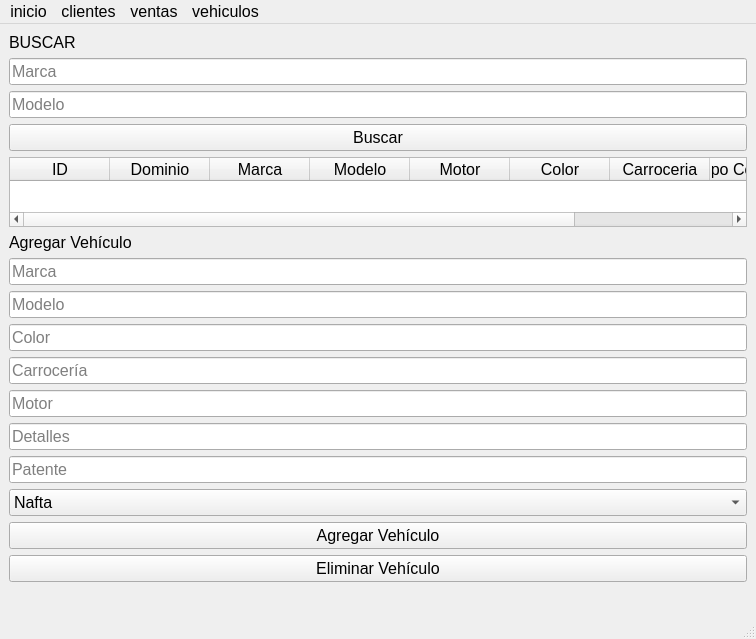
Before: the Qt Designer form src/gui/vehiculos.ui in GabrielTrejo1/Prueba, drawn with Qt 5.
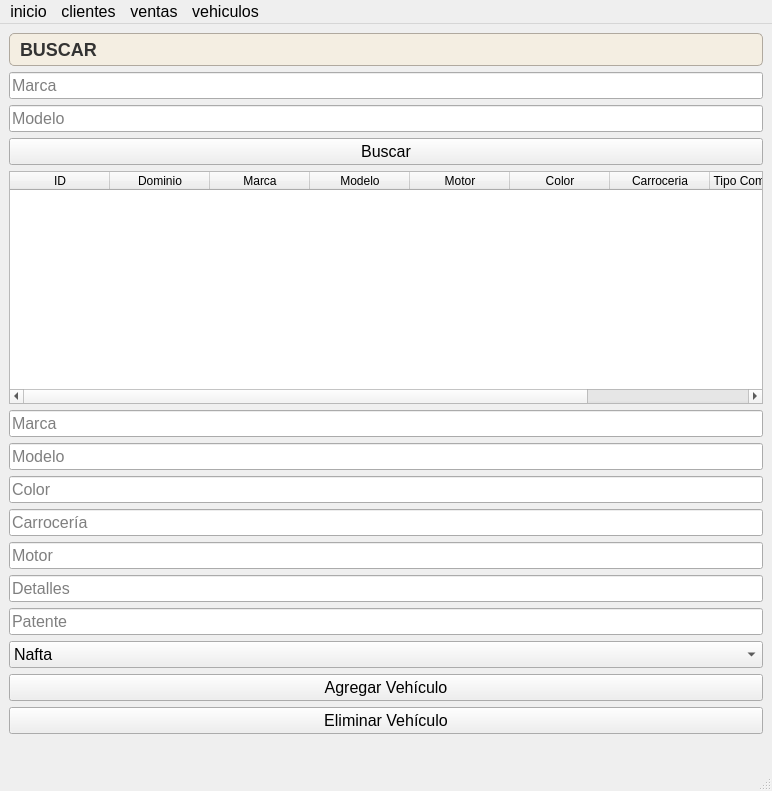
After: the same form once the commit is applied.

Commit message: agregue estilos a los gui de inicio y vehiculos

The edit to the form file:
```diff
--- a/src/gui/vehiculos.ui
+++ b/src/gui/vehiculos.ui
@@ -6,8 +6,8 @@
    <rect>
     <x>0</x>
     <y>0</y>
-    <width>756</width>
-    <height>625</height>
+    <width>772</width>
+    <height>791</height>
    </rect>
   </property>
   <property name="font">
@@ -18,16 +18,73 @@
   <property name="windowTitle">
    <string>Gestión de Vehículos</string>
   </property>
+  <property name="styleSheet">
+   <string notr="true">QMainWindow{
+background-color:#f4eee2
+}
+    QPushButton {
+        background-color: #d6cfc3; /* Nuevo color de fondo del botón */
+        border: 2px solid #b0a99f; /* Color y grosor del borde */
+        border-radius: 15px; /* Bordes redondeados */
+        padding: 10px; /* Espaciado interno */
+        font-size: 16px; /* Tamaño de la fuente */
+        color: #333; /* Color del texto */
+        text-align: center; /* Centrar texto */
+        transition: background-color 0.3s; /* Transición suave para el hover */
+    }
+
+    QPushButton:hover {
+        background-color: #c1b1a4; /* Nuevo color de fondo al pasar el mouse */
+    }
+
+    QLineEdit {
+        background-color: #ffffff; /* Color de fondo del QLineEdit */
+        border: 2px solid #b0a99f; /* Borde del QLineEdit */
+        border-radius: 10px; /* Bordes redondeados */
+        padding: 8px; /* Espaciado interno */
+        font-size: 14px; /* Tamaño de la fuente */
+        color: #333; /* Color del texto */
+    }
+
+    QComboBox {
+             background-color: #d6cfc3; /* Nuevo color de fondo del botón */
+        border: 2px solid #b0a99f; /* Color y grosor del borde */
+        border-radius: 15px; /* Bordes redondeados */
+        padding: 10px; /* Espaciado interno */
+        font-size: 16px; /* Tamaño de la fuente */
+        color: #333; /* Color del texto */
+        text-align: center; /* Centrar texto */
+        transition: background-color 0.3s; /* Transición suave para
+    }</string>
+  </property>
   <widget class="QWidget" name="centralwidget">
+   <property name="styleSheet">
+    <string notr="true">Qwidget{
+background-color:#f4eee2
+}</string>
+   </property>
    <layout class="QVBoxLayout" name="verticalLayout">
     <item>
      <widget class="QLabel" name="buscar">
       <property name="font">
        <font>
         <family>Arial</family>
-        <pointsize>12</pointsize>
+        <pointsize>-1</pointsize>
+        <weight>75</weight>
+        <bold>true</bold>
        </font>
       </property>
+      <property name="styleSheet">
+       <string notr="true">    QLabel {
+        font-size: 18px; /* Tamaño de la fuente */
+        color: #333; /* Color del texto */
+        background-color: #f4eee2; /* Fondo para el QLabel */
+        padding: 5px; /* Espaciado interno */
+        border: 1px solid #b0a99f; /* Borde del QLabel */
+        border-radius: 5px; /* Bordes redondeados */
+        font-weight: bold; /* Texto en negrita */
+    }</string>
+      </property>
       <property name="text">
        <string>BUSCAR</string>
       </property>
@@ -116,13 +173,6 @@
       </column>
      </widget>
     </item>
-    <item>
-     <widget class="QLabel" name="label_add">
-      <property name="text">
-       <string>Agregar Vehículo</string>
-      </property>
-     </widget>
-    </item>
     <item>
      <widget class="QLineEdit" name="txtMarcaAdd">
       <property name="placeholderText">
@@ -174,6 +224,9 @@
     </item>
     <item>
      <widget class="QComboBox" name="cmbCombustible">
+      <property name="styleSheet">
+       <string notr="true"/>
+      </property>
       <property name="currentText">
        <string>Nafta</string>
       </property>
@@ -222,7 +275,7 @@
     <rect>
      <x>0</x>
      <y>0</y>
-     <width>756</width>
+     <width>772</width>
      <height>21</height>
     </rect>
    </property>
```
The commit also changes 2 other files.
